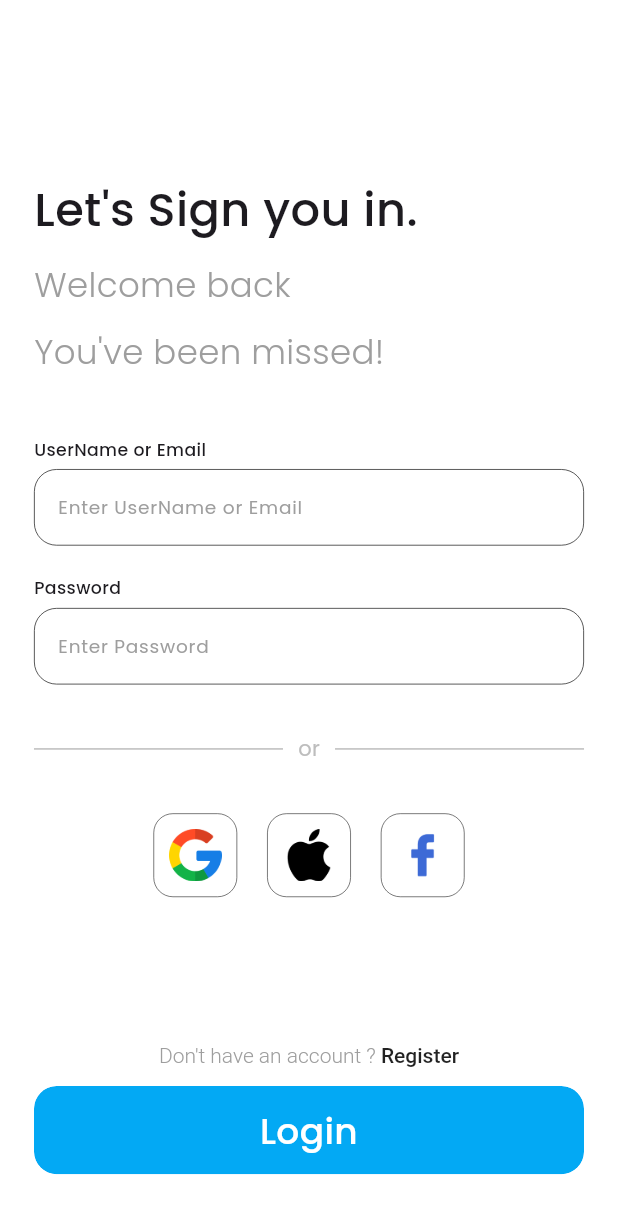
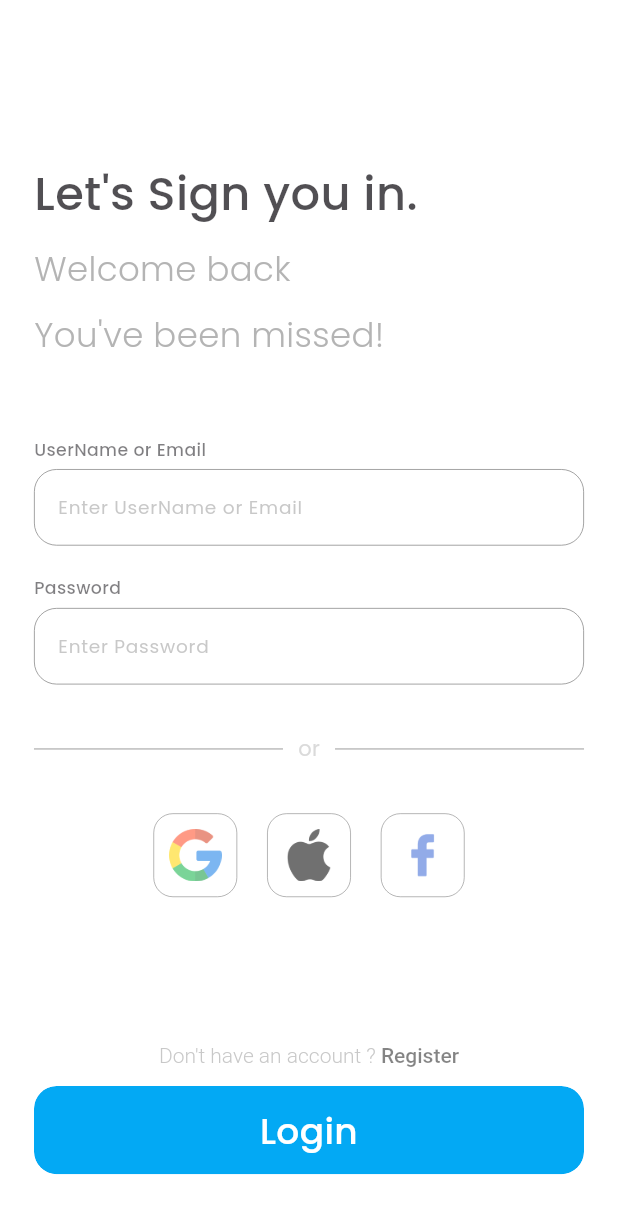
Before and after one commit to Ch-Muhammad-Tahir/Gym-Mobile-UI, a Flutter app: the first screen one second after launch, on a phone screen of 412 x 824 dp. Shown: the top 1214 px of the screen. Run offline on Flutter 3.47's test engine with Material 3 defaults, Android fonts, the phone set to English and light mode, and no system bars.

```diff
--- /dev/null
+++ b/lib/common_widgets/fade_animation.dart
@@ -0,0 +1,84 @@
+import 'package:flutter/material.dart';
+
+class FadeAnimation extends StatefulWidget {
+  final Widget child;
+  final Duration duration;
+  final Curve curve;
+  final bool repeat;
+  final bool reverse;
+  final double startOpacity;
+  final double endOpacity;
+  final VoidCallback? onComplete;
+
+  const FadeAnimation({
+    super.key,
+    required this.child,
+    this.duration = const Duration(milliseconds: 1500),
+    this.curve = Curves.easeInOut,
+    this.repeat = false,
+    this.reverse = false,
+    this.startOpacity = 0.0,
+    this.endOpacity = 1.0,
+    this.onComplete,
+  });
+
+  @override
+  State<FadeAnimation> createState() => _FadeAnimationState();
+}
+
+class _FadeAnimationState extends State<FadeAnimation>
+    with SingleTickerProviderStateMixin {
+  late AnimationController _controller;
+  late Animation<double> _animation;
+
+  @override
+  void initState() {
+    super.initState();
+    _controller = AnimationController(
+      vsync: this,
+      duration: widget.duration,
+    );
+
+    _setupAnimation();
+
+    if (widget.reverse) {
+      _controller.reverse(from: widget.startOpacity);
+    } else {
+      _controller.forward(from: widget.startOpacity);
+    }
+
+    if (widget.repeat) {
+      _controller.repeat(reverse: widget.reverse);
+    }
+
+    _controller.addStatusListener((status) {
+      if (status == AnimationStatus.completed && widget.onComplete != null) {
+        widget.onComplete!();
+      }
+    });
+  }
+
+  void _setupAnimation() {
+    _animation = Tween<double>(
+      begin: widget.startOpacity,
+      end: widget.endOpacity,
+    ).animate(CurvedAnimation(
+      parent: _controller,
+      curve: widget.curve,
+    ));
+  }
+
+  @override
+  void dispose() {
+    _controller.dispose();
+    super.dispose();
+  }
+
+  @override
+  Widget build(BuildContext context) {
+    return FadeTransition(
+      opacity: _animation,
+      child: widget.child,
+    );
+  }
+}
--- /dev/null
+++ b/lib/common_widgets/side_animation.dart
@@ -0,0 +1,117 @@
+import 'package:flutter/material.dart';
+
+enum SlideDirection { left, right, up, down }
+
+class SideAnimation extends StatefulWidget {
+  final Widget child;
+  final SlideDirection direction;
+  final Duration duration;
+  final Curve curve;
+  final bool repeat;
+  final bool reverse;
+  final double startOffset;
+  final VoidCallback? onComplete;
+
+  const SideAnimation({
+    super.key,
+    required this.child,
+    required this.direction,
+    this.duration = const Duration(milliseconds: 800),
+    this.curve = Curves.easeInOut,
+    this.repeat = false,
+    this.reverse = false,
+    this.startOffset = 0.0,
+    this.onComplete,
+  });
+
+  @override
+  State<SideAnimation> createState() => _SideAnimationState();
+}
+
+class _SideAnimationState extends State<SideAnimation>
+    with SingleTickerProviderStateMixin {
+  late AnimationController _controller;
+  late Animation<Offset> _animation;
+
+  @override
+  void initState() {
+    super.initState();
+    _controller = AnimationController(
+      vsync: this,
+      duration: widget.duration,
+    );
+
+    _setupAnimation();
+
+    if (widget.reverse) {
+      _controller.reverse(from: widget.startOffset);
+    } else {
+      _controller.forward(from: widget.startOffset);
+    }
+
+    if (widget.repeat) {
+      _controller.repeat(reverse: widget.reverse);
+    }
+
+    _controller.addStatusListener((status) {
+      if (status == AnimationStatus.completed && widget.onComplete != null) {
+        widget.onComplete!();
+      }
+    });
+  }
+
+  void _setupAnimation() {
+    switch (widget.direction) {
+      case SlideDirection.left:
+        _animation = Tween<Offset>(
+          begin: const Offset(-1.0, 0.0),
+          end: Offset.zero,
+        ).animate(CurvedAnimation(
+          parent: _controller,
+          curve: widget.curve,
+        ));
+        break;
+      case SlideDirection.right:
+        _animation = Tween<Offset>(
+          begin: const Offset(1.0, 0.0),
+          end: Offset.zero,
+        ).animate(CurvedAnimation(
+          parent: _controller,
+          curve: widget.curve,
+        ));
+        break;
+      case SlideDirection.up:
+        _animation = Tween<Offset>(
+          begin: const Offset(0.0, 1.0),
+          end: Offset.zero,
+        ).animate(CurvedAnimation(
+          parent: _controller,
+          curve: widget.curve,
+        ));
+        break;
+      case SlideDirection.down:
+        _animation = Tween<Offset>(
+          begin: const Offset(0.0, -1.0),
+          end: Offset.zero,
+        ).animate(CurvedAnimation(
+          parent: _controller,
+          curve: widget.curve,
+        ));
+        break;
+    }
+  }
+
+  @override
+  void dispose() {
+    _controller.dispose();
+    super.dispose();
+  }
+
+  @override
+  Widget build(BuildContext context) {
+    return SlideTransition(
+      position: _animation,
+      child: widget.child,
+    );
+  }
+}
--- a/lib/presentation/login_screen/login_screen.dart
+++ b/lib/presentation/login_screen/login_screen.dart
@@ -1,6 +1,8 @@
 import 'package:flutter/gestures.dart';
 import 'package:flutter/material.dart';
 import 'package:gym_ui/common_widgets/custom_button.dart';
+import 'package:gym_ui/common_widgets/fade_animation.dart';
+import 'package:gym_ui/common_widgets/side_animation.dart';
 import 'package:gym_ui/presentation/login_screen/widgets/google_linkedIn_appleId_login_buttons.dart';
 import 'package:gym_ui/presentation/login_screen/widgets/login_text_field.dart';
 import 'package:gym_ui/presentation/login_screen/widgets/login_text_section.dart';
@@ -26,7 +28,7 @@ class LoginScreen extends StatelessWidget {
             SizedBox(
               height: AppBar().preferredSize.height + size.width * 0.15,
             ),
-            const LoginTextSection(),
+            LoginTextSection(),
             SizedBox(
               height: size.width * 0.1,
             ),
@@ -42,15 +44,18 @@ class LoginScreen extends StatelessWidget {
             SizedBox(
               height: size.width * 0.08,
             ),
-            const GoogleLinkedInAppIdLoginButtons(),
+            const FadeAnimation(child: GoogleLinkedInAppIdLoginButtons()),
             const Spacer(),
             _registerButton(),
             SizedBox(
               height: size.width * 0.03,
             ),
-            CustomButton(
+            SideAnimation(
+              direction: SlideDirection.up,
+              child: CustomButton(
                 text: "Login",
                 onTap: () {},
+              ),
             ),
             SizedBox(
               height: size.width * 0.1,
@@ -62,7 +67,8 @@ class LoginScreen extends StatelessWidget {
   }
 
   Widget _registerButton() {
-    return Align(
+    return FadeAnimation(
+      child: Align(
         alignment: Alignment.center,
         child: RichText(
           text: TextSpan(
@@ -81,6 +87,7 @@ class LoginScreen extends StatelessWidget {
                 )
               ]),
         ),
+      ),
     );
   }
 }
--- a/lib/presentation/login_screen/widgets/divider_widget.dart
+++ b/lib/presentation/login_screen/widgets/divider_widget.dart
@@ -1,5 +1,7 @@
 import 'package:flutter/material.dart';
 import 'package:gym_ui/common_widgets/custom_text.dart';
+import 'package:gym_ui/common_widgets/fade_animation.dart';
+import 'package:gym_ui/common_widgets/side_animation.dart';
 import 'package:gym_ui/utilities/color_constant.dart';
 
 class DivideWridget extends StatelessWidget {
@@ -10,20 +12,29 @@ class DivideWridget extends StatelessWidget {
     return Row(
       children: [
         Expanded(
+          child: SideAnimation(
+            direction: SlideDirection.left,
             child: Divider(
               color: ColorConstant.lightGrey,
               endIndent: 10,
             ),
           ),
-        MyText(
+        ),
+        FadeAnimation(
+          child: MyText(
             text: "or",
             color: ColorConstant.lightGrey,
           ),
+        ),
         Expanded(
+          child: SideAnimation(
+            direction: SlideDirection.right,
             child: Divider(
               color: ColorConstant.lightGrey,
               indent: 10,
-        )),
+            ),
+          ),
+        ),
       ],
     );
     ;
--- a/lib/presentation/login_screen/widgets/google_linkedin_appleid_login_buttons.dart
+++ b/lib/presentation/login_screen/widgets/google_linkedin_appleid_login_buttons.dart
@@ -1,4 +1,5 @@
 import 'package:flutter/material.dart';
+import 'package:gym_ui/common_widgets/side_animation.dart';
 import 'package:gym_ui/utilities/app_assets.dart';
 import 'package:gym_ui/utilities/color_constant.dart';
 
@@ -10,9 +11,13 @@ class GoogleLinkedInAppIdLoginButtons extends StatelessWidget {
     return Row(
       mainAxisAlignment: MainAxisAlignment.center,
       children: [
-        _loginImageButton(AppAssets.googleIcon),
+        SideAnimation(
+            direction: SlideDirection.left,
+            child: _loginImageButton(AppAssets.googleIcon)),
         _loginImageButton(AppAssets.appleIcon),
-        _loginImageButton(AppAssets.facboolLogo),
+        SideAnimation(
+            direction: SlideDirection.right,
+            child: _loginImageButton(AppAssets.facboolLogo)),
       ],
     );
   }
--- a/lib/presentation/login_screen/widgets/login_text_field.dart
+++ b/lib/presentation/login_screen/widgets/login_text_field.dart
@@ -2,6 +2,7 @@ import 'package:flutter/material.dart';
 import 'package:flutter/widgets.dart';
 import 'package:gym_ui/common_widgets/custom_text.dart';
 import 'package:gym_ui/common_widgets/custom_text_field.dart';
+import 'package:gym_ui/common_widgets/fade_animation.dart';
 import 'package:gym_ui/utilities/app_string.dart';
 
 class LoginTextField extends StatelessWidget {
@@ -10,7 +11,8 @@ class LoginTextField extends StatelessWidget {
   @override
   Widget build(BuildContext context) {
     var size = MediaQuery.sizeOf(context);
-    return Column(
+    return FadeAnimation(
+      child: Column(
         mainAxisAlignment: MainAxisAlignment.start,
         crossAxisAlignment: CrossAxisAlignment.start,
         children: [
@@ -31,6 +33,7 @@ class LoginTextField extends StatelessWidget {
             hint: AppStrings.enterUserNameOrEmail,
           ),
         ],
+      ),
     );
   }
 }
--- a/lib/presentation/login_screen/widgets/login_text_section.dart
+++ b/lib/presentation/login_screen/widgets/login_text_section.dart
@@ -1,5 +1,7 @@
 import 'package:flutter/material.dart';
 import 'package:gym_ui/common_widgets/custom_text.dart';
+import 'package:gym_ui/common_widgets/fade_animation.dart';
+import 'package:gym_ui/common_widgets/side_animation.dart';
 import 'package:gym_ui/utilities/app_string.dart';
 import 'package:gym_ui/utilities/color_constant.dart';
 
@@ -9,7 +11,12 @@ class LoginTextSection extends StatelessWidget {
   @override
   Widget build(BuildContext context) {
     var size = MediaQuery.sizeOf(context);
-    return Column(
+    return SideAnimation(
+      direction: SlideDirection.down,
+      duration: const Duration(milliseconds: 1000),
+      child: FadeAnimation(
+        duration: const Duration(milliseconds: 1200),
+        child: Column(
           crossAxisAlignment: CrossAxisAlignment.start,
           mainAxisAlignment: MainAxisAlignment.start,
           children: [
@@ -36,6 +43,8 @@ class LoginTextSection extends StatelessWidget {
                 fontWeight: FontWeight.w300,
                 color: ColorConstant.grey),
           ],
+        ),
+      ),
     );
   }
 }
--- a/lib/presentation/login_screen/widgets/password_text_field.dart
+++ b/lib/presentation/login_screen/widgets/password_text_field.dart
@@ -2,6 +2,7 @@ import 'package:flutter/material.dart';
 import 'package:flutter/widgets.dart';
 import 'package:gym_ui/common_widgets/custom_text.dart';
 import 'package:gym_ui/common_widgets/custom_text_field.dart';
+import 'package:gym_ui/common_widgets/fade_animation.dart';
 import 'package:gym_ui/utilities/app_string.dart';
 
 class PasswordTextField extends StatelessWidget {
@@ -10,7 +11,8 @@ class PasswordTextField extends StatelessWidget {
   @override
   Widget build(BuildContext context) {
     var size = MediaQuery.sizeOf(context);
-    return Column(
+    return FadeAnimation(
+      child: Column(
         mainAxisAlignment: MainAxisAlignment.start,
         crossAxisAlignment: CrossAxisAlignment.start,
         children: [
@@ -32,6 +34,7 @@ class PasswordTextField extends StatelessWidget {
             obscureText: true,
           ),
         ],
+      ),
     );
   }
 }
```
Lines whose indentation alone changed are shown as unchanged.
